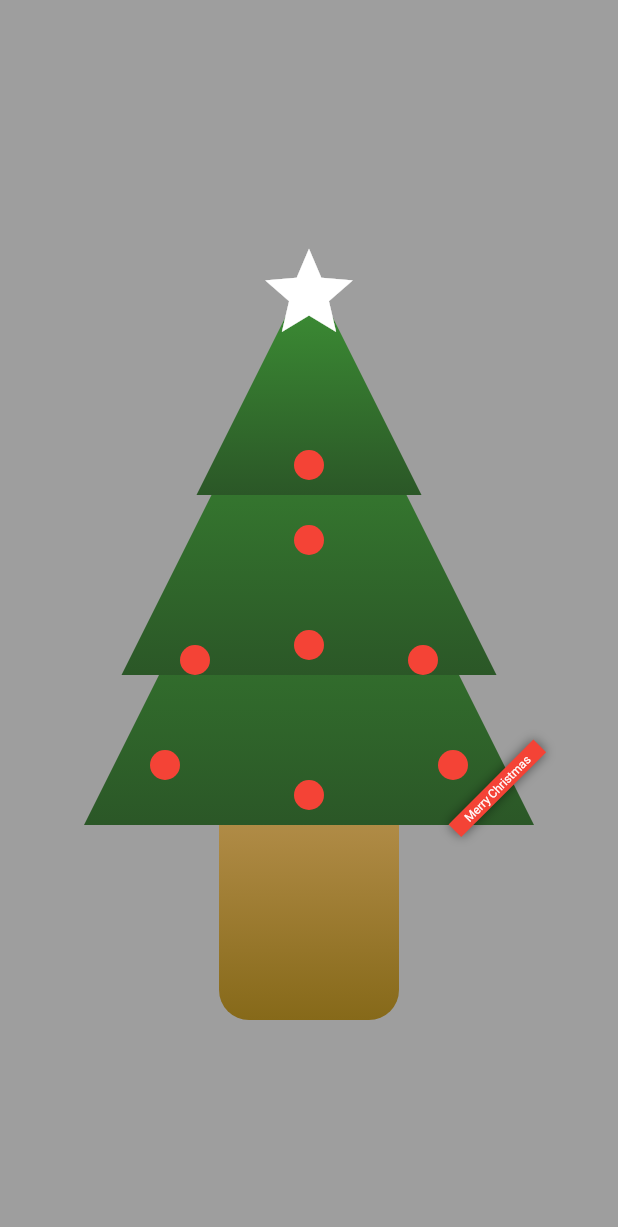
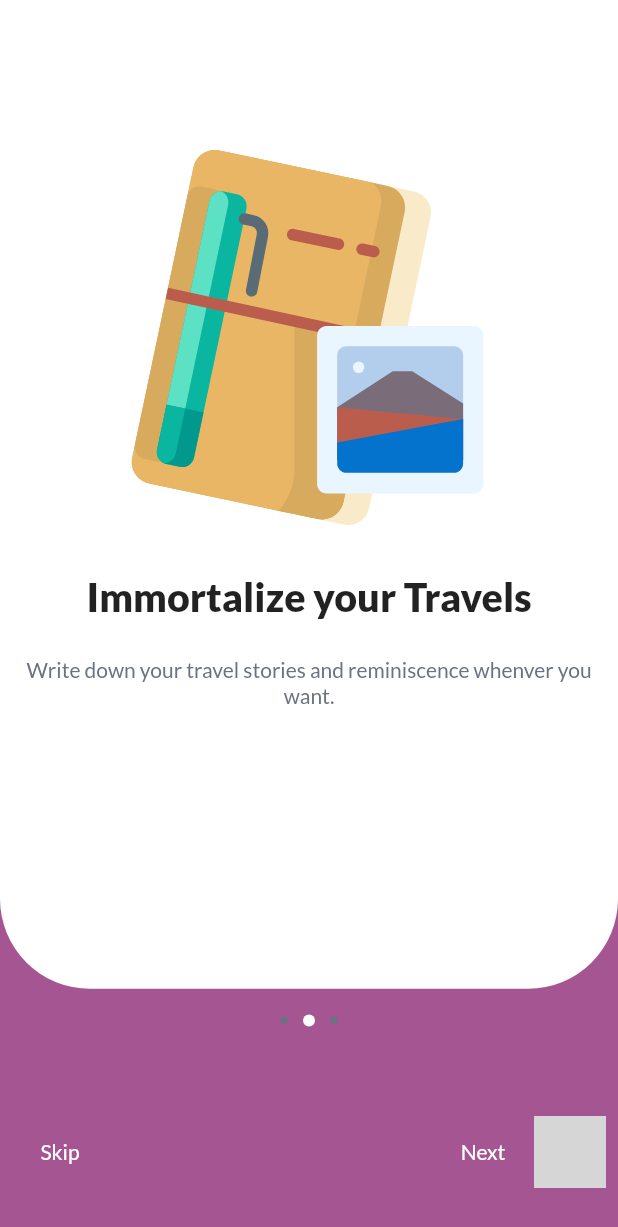
Before and after one commit to kaustavr19/Travel_UI_withAnimation, a Flutter app: the screen it shows after launch, on a phone screen of 412 x 824 dp. Shown: the top 1227 px of the screen. Run offline on Flutter 3.47's test engine with Material 2 defaults, Android fonts, the phone set to English and light mode, and no system bars; drawn by our look-alikes of velocity_x; our stand-ins replace flutter_svg, google_fonts; grey boxes are pictures that could not be loaded.

Commit message:
dummy login and onboarding page added just connect

```diff
--- a/lib/colors.dart
+++ b/lib/colors.dart
@@ -11,4 +11,5 @@ class Coolors {
   static Color yellow2 = Color(0xff866919);
   static Color green1 = Color(0xff3e9536);
   static Color green2 = Color(0xff2b5727);
+  static Color orangish = Color(0xffffac00);
 }
--- a/lib/main.dart
+++ b/lib/main.dart
@@ -3,6 +3,8 @@ import 'package:google_fonts/google_fonts.dart';
 import 'package:travel_app_ui/travel/travel_page.dart';
 import 'colors.dart';
 import 'fun_ui/christmas.dart';
+import 'login/login_page.dart';
+import 'onboarding/onboard.dart';
 
 void main() {
   runApp(MyApp());
@@ -12,7 +14,7 @@ class MyApp extends StatelessWidget {
   @override
   Widget build(BuildContext context) {
     return MaterialApp(
-      home: ChristmasTree(),
+      home: OnboardingPage(),
       theme: ThemeData(
         accentColor: Coolors.reddish,
         primaryColor: Coolors.purplish,
--- /dev/null
+++ b/lib/onboarding/onboard.dart
@@ -0,0 +1,94 @@
+import 'package:flutter/material.dart';
+import 'package:flutter_svg/flutter_svg.dart';
+import 'package:velocity_x/velocity_x.dart';
+
+import '../colors.dart';
+
+class OnboardingPage extends StatelessWidget {
+  @override
+  Widget build(BuildContext context) {
+    return Material(
+      child: Stack(
+        children: [
+          Container(
+            color: Coolors.purplish,
+          ),
+          Container(
+            width: context.screenWidth,
+            height: context.percentHeight * 80,
+            decoration: BoxDecoration(
+                color: Colors.white,
+                borderRadius: BorderRadius.only(
+                  bottomLeft: Radius.circular(60),
+                  bottomRight: Radius.circular(60),
+                )),
+            child: VStack([
+              SvgPicture.asset(
+                "assets/diary.svg",
+                fit: BoxFit.cover,
+                height: 250,
+                width: 250,
+              ).pOnly(top: 100, bottom: 32, left: 80),
+              "Immortalize your Travels"
+                  .text
+                  .center
+                  .extraBlack
+                  .xl3
+                  .makeCentered(),
+              8.heightBox,
+              "Write down your travel stories and reminiscence whenver you want."
+                  .text
+                  .gray500
+                  .medium
+                  .center
+                  .makeCentered()
+                  .p16()
+            ]),
+          ),
+          Positioned(
+            child: Container(
+              height: context.percentHeight * 15,
+              child: VStack(
+                [
+                  HStack(
+                    [
+                      VxBox().square(5).gray500.roundedFull.make(),
+                      10.widthBox,
+                      VxBox().square(8).white.roundedFull.make(),
+                      10.widthBox,
+                      VxBox().square(5).gray500.roundedFull.make(),
+                    ],
+                    alignment: MainAxisAlignment.center,
+                  ).wFull(context),
+                  16.heightBox,
+                  Spacer(),
+                  ButtonBar(
+                    mainAxisSize: MainAxisSize.max,
+                    alignment: MainAxisAlignment.spaceBetween,
+                    children: [
+                      FlatButton(
+                        onPressed: () {},
+                        child: "Skip".text.white.make(),
+                      ),
+                      [
+                        FlatButton(
+                          onPressed: () {},
+                          child: "Next".text.white.make(),
+                        ).px2(),
+                        SvgPicture.asset(
+                          "assets/next.svg",
+                        )
+                      ].hStack()
+                    ],
+                  )
+                ],
+                alignment: MainAxisAlignment.start,
+              ).wFull(context),
+            ),
+            bottom: 24,
+          ),
+        ],
+      ),
+    );
+  }
+}
--- a/pubspec.yaml
+++ b/pubspec.yaml
@@ -48,9 +48,8 @@ flutter:
   uses-material-design: true
 
   # To add assets to your application, add an assets section, like this:
-  # assets:
-  #   - images/a_dot_burr.jpeg
-  #   - images/a_dot_ham.jpeg
+  assets:
+     - assets/
 
   # An image asset can refer to one or more resolution-specific "variants", see
   # https://flutter.dev/assets-and-images/#resolution-aware.
```
Also changed, not shown: lib/login/login_page.dart (added, +102 -0 lines), assets/diary.png (added), assets/diary.svg (added), assets/email.svg (added), assets/fb.svg (added), assets/globe.svg (added), assets/google.svg (added), assets/twitter.svg (added).
